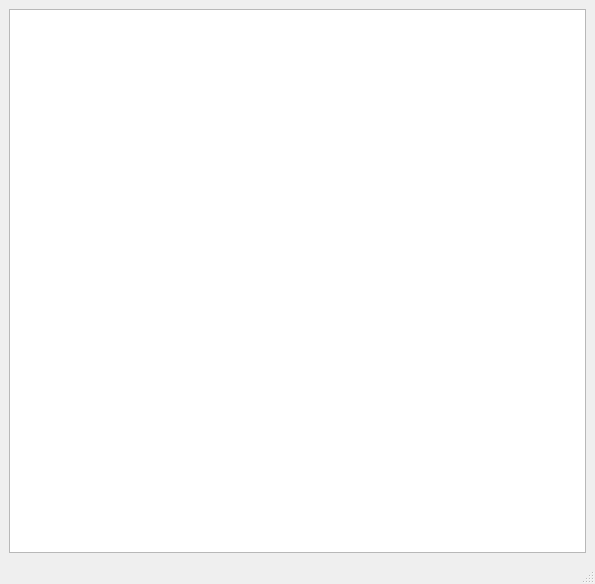
DawidSwiatkowski/Birthdays, file main_window.ui: the form before one commit.
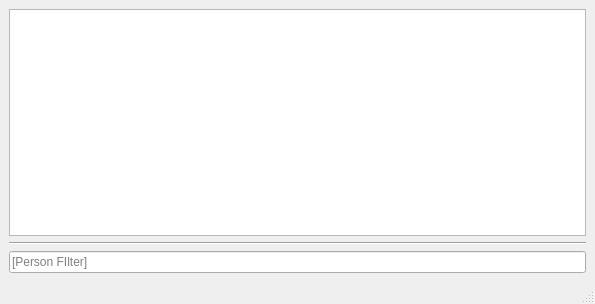
The form after the commit.

Commit message: Filter persons names

Diff of the .ui file:
```diff
--- a/main_window.ui
+++ b/main_window.ui
@@ -7,7 +7,7 @@
     <x>0</x>
     <y>0</y>
     <width>595</width>
-    <height>584</height>
+    <height>304</height>
    </rect>
   </property>
   <property name="windowTitle">
@@ -49,6 +49,20 @@
       </attribute>
      </widget>
     </item>
+    <item>
+     <widget class="Line" name="line">
+      <property name="orientation">
+       <enum>Qt::Horizontal</enum>
+      </property>
+     </widget>
+    </item>
+    <item>
+     <widget class="QLineEdit" name="lineEdit">
+      <property name="placeholderText">
+       <string>[Person FIlter]</string>
+      </property>
+     </widget>
+    </item>
    </layout>
   </widget>
   <widget class="QMenuBar" name="menubar">
```
Left out of the diff: 5 changed lines with no effect on the pictures. The commit also changes 2 other files.
